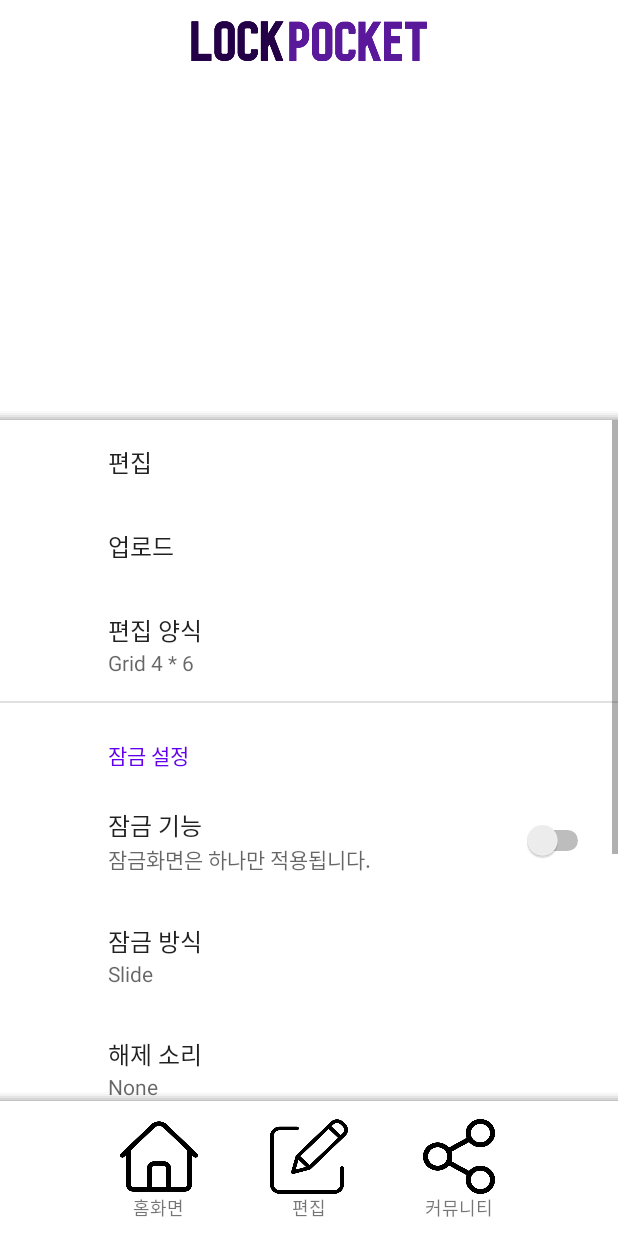
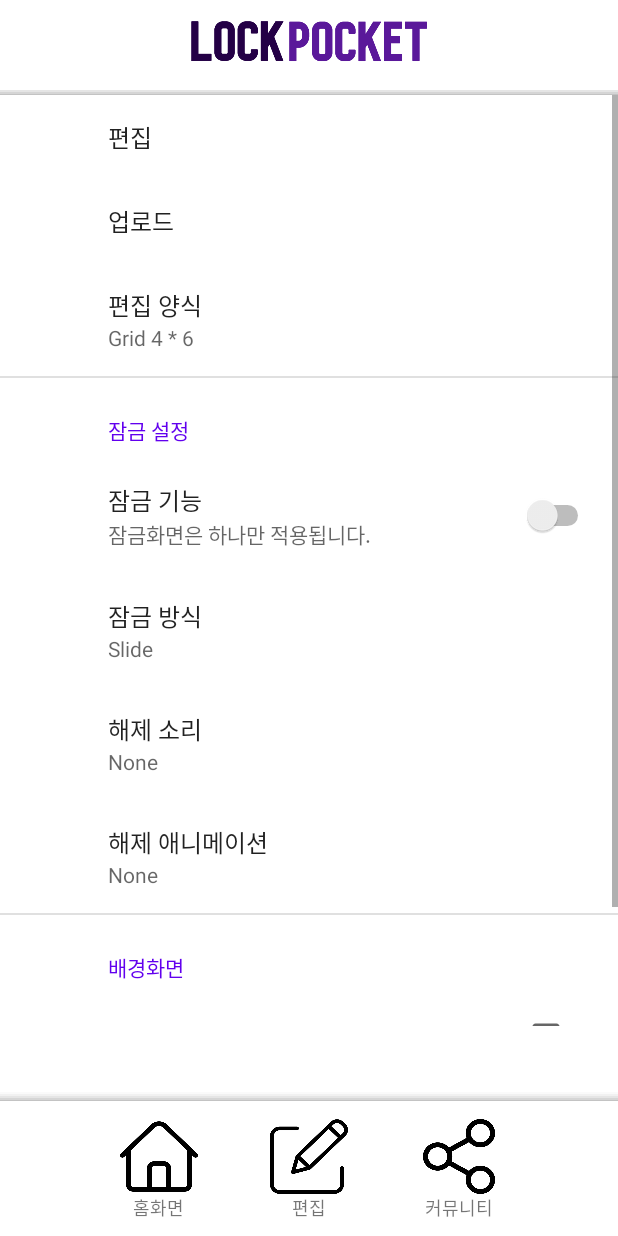
Before and after one commit to S-Hun/LockPocket, an Android app: the TemplateActivity screen opened directly, with no data from a screen before it, on a phone screen of 412 x 824 dp. Run offline under Robolectric (Android 15) with nearby library versions, the phone set to English and light mode, and no system bars; our stand-ins replace Volley, androidx.preference; 1 statement that could not run was skipped.

Commit message:
update ui settings

```diff
--- a/app/src/main/java/com/example/lockpocket/EditActivity.java
+++ b/app/src/main/java/com/example/lockpocket/EditActivity.java
@@ -170,7 +170,8 @@ public class EditActivity extends AppCompatActivity {
                     break;
 
                 case DragEvent.ACTION_DROP:
-                    if(draggedView.getTag(R.string.role) == "placed_widget" && placedView.getTag(R.string.role) == "remove") {
+                    if(draggedView.getTag(R.string.role) == "widget" && placedView.getTag(R.string.role) == "remove") break;
+                    else if(draggedView.getTag(R.string.role) == "placed_widget" && placedView.getTag(R.string.role) == "remove") {
                         draggedView.setVisibility(View.VISIBLE);
                         lockTableObject.removeWidget(draggedView.getId());
                         break;
--- a/app/src/main/java/com/example/lockpocket/utils/LockTable.java
+++ b/app/src/main/java/com/example/lockpocket/utils/LockTable.java
@@ -191,6 +191,7 @@ public class LockTable {
     public String tableToString() { return ""; }
     public View stringToWidget(String s) { return null; }
     public void stringToTable(String s, Size vs) { return; };
+    public void disableListener() { for(Widget w : widgets) w.getView().setOnLongClickListener(null); }
 
     public RelativeLayout getViewGroup(int type, Point vs) {
         return getViewGroup(type, vs, 32);
--- a/app/src/main/res/layout/activity_template.xml
+++ b/app/src/main/res/layout/activity_template.xml
@@ -38,28 +38,33 @@
 
     </androidx.constraintlayout.widget.ConstraintLayout>
 
+    <LinearLayout
+        app:layout_constraintTop_toBottomOf="@id/header"
+        android:layout_width="match_parent"
+        android:layout_height="wrap_content"
+        android:orientation="vertical">
         <FrameLayout
             android:id="@+id/preview"
             android:layout_width="match_parent"
-        android:layout_height="200dp"
+            android:layout_height="0dp"
+            android:layout_weight="2"
             app:layout_constraintTop_toBottomOf="@id/header">
-    </FrameLayout>
-
             <View
-        app:layout_constraintBottom_toTopOf="@id/template_setting"
                 android:background="@drawable/bg_shadow_top"
                 android:layout_width="match_parent"
-        android:layout_height="6dp"/>
+                android:layout_height="6dp"
+                android:layout_gravity="center_horizontal|bottom"/>
+        </FrameLayout>
 
         <fragment
             android:id="@+id/template_setting"
             android:layout_width="match_parent"
             android:layout_height="0dp"
+            android:layout_weight="2"
             android:name="com.example.lockpocket.fragment.SettingTemplateFragment"
-        app:layout_constraintTop_toBottomOf="@id/preview"
-        app:layout_constraintBottom_toTopOf="@id/footer"
-        android:layout_marginTop="20dp"
+            android:layout_marginBottom="200dp"
             android:layout_gravity="center_horizontal"/>
+    </LinearLayout>
 
     <androidx.constraintlayout.widget.ConstraintLayout
         android:id="@+id/footer"
```
Also changed, not shown: app/src/main/java/com/example/lockpocket/ListViewAdapter.java (+3 -4 lines), app/src/main/java/com/example/lockpocket/LockScreenActivity.java (+18 -1 lines), app/src/main/java/com/example/lockpocket/TemplateActivity.java (+7 -2 lines), app/src/main/res/layout/row_listview.xml (+4 -14 lines). Lines whose indentation alone changed are shown as unchanged.
